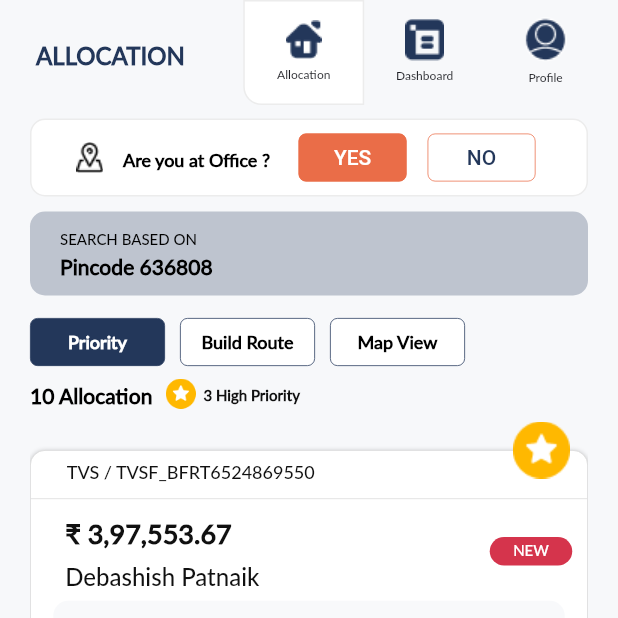
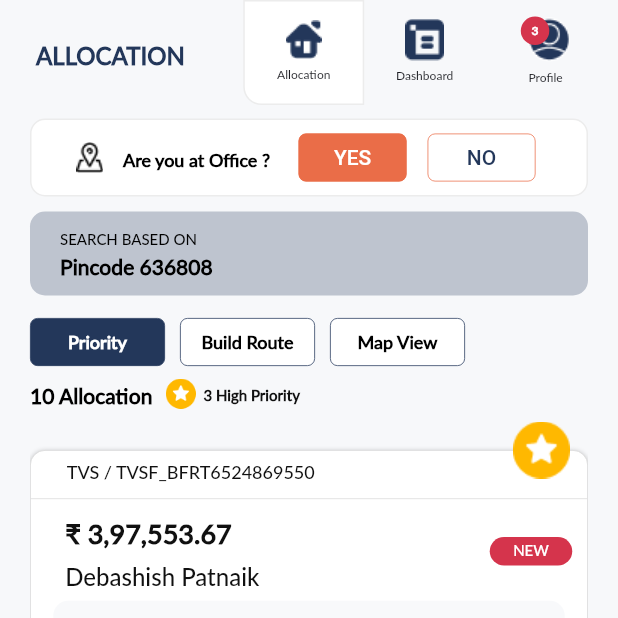
Before and after one commit to krian-kk/flutter-multi-module-app, a Flutter app: the screen it shows after launch, after a tap on "SIGN IN", on a phone screen of 412 x 824 dp, the top half of it. Run offline on Flutter 3.47's test engine with Material 2 defaults, Android fonts, the phone set to English and light mode, and no system bars; our stand-ins replace bloc, equatable, flutter_bloc, fluttertoast, geolocator, google_maps_flutter and 4 more; statements that could not run were skipped.

Commit message:
pull from hema branch

```diff
--- a/lib/screen/allocation/allocation.dart
+++ b/lib/screen/allocation/allocation.dart
@@ -32,6 +32,7 @@ class AllocationScreen extends StatefulWidget {
 class _AllocationScreenState extends State<AllocationScreen> {
   late AllocationBloc bloc;
   late MapBloc mapBloc;
+  bool areyouatOffice = true;
   String version = "";
 
   @override
@@ -120,7 +121,9 @@ class _AllocationScreenState extends State<AllocationScreen> {
               child: Column(
                 crossAxisAlignment: CrossAxisAlignment.start,
                 children: [
-                  Container(
+                  Visibility(
+                    visible: areyouatOffice,
+                    child: Container(
                       padding:
                           EdgeInsets.symmetric(horizontal: 10.0, vertical: 5.0),
                       decoration: BoxDecoration(
@@ -154,6 +157,11 @@ class _AllocationScreenState extends State<AllocationScreen> {
                                 borderColor: ColorResource.colorEA6D48,
                                 buttonBackgroundColor: ColorResource.colorEA6D48,
                                 cardShape: 5,
+                                onTap: (){
+                                  setState(() {
+                                    areyouatOffice = false;
+                                  });
+                                },
                               )),
                           const SizedBox(
                             width: 6.0,
@@ -167,8 +175,14 @@ class _AllocationScreenState extends State<AllocationScreen> {
                                 textColor: ColorResource.color23375A,
                                 buttonBackgroundColor: ColorResource.colorffffff,
                                 cardShape: 5,
+                                onTap: (){
+                                  setState(() {
+                                    areyouatOffice = false;
+                                  });
+                                },
                               )),
                         ],
+                      ),
                     ),
                   ),
                   const SizedBox(
--- a/lib/screen/home_tab_screen/bloc/home_tab_bloc.dart
+++ b/lib/screen/home_tab_screen/bloc/home_tab_bloc.dart
@@ -7,6 +7,8 @@ import 'home_tab_state.dart';
 class HomeTabBloc extends Bloc<HomeTabEvent, HomeTabState> {
   HomeTabBloc() : super(HomeTabInitialState());
 
+  int? notificationCount = 3;
+
   @override
   Stream<HomeTabState> mapEventToState(HomeTabEvent event) async* {}
 }
--- a/lib/screen/home_tab_screen/home_tab_screen.dart
+++ b/lib/screen/home_tab_screen/home_tab_screen.dart
@@ -158,17 +158,46 @@ class _HomeTabScreenState extends State<HomeTabScreen> {
                                     ),
                                   ),
                                   Tab(
-                                    child: Column(
+                                    child: Stack(
+                                      // alignment: Alignment.topLeft,
+                                      children: [
+                                        Column(
                                           mainAxisAlignment:
                                           MainAxisAlignment.center,
                                           children: [
-                                        Image.asset(ImageResource.profile),
+                                            bloc.notificationCount != 0 ?
+                                            Padding(
+                                              padding: const EdgeInsets.only(left: 5),
+                                              child: Image.asset(ImageResource.profile),
+                                            ) : Image.asset(ImageResource.profile),
                                             const SizedBox(
                                               height: 3,
                                             ),
                                             CustomText(
                                               StringResource.profile,
                                               fontSize: FontSize.eight,
+                                            ),
+                                          ],
+                                        ),
+                                         if (bloc.notificationCount != 0)
+                                              Container(
+                                                alignment: Alignment.center,
+                                                child: CustomText(
+                                                  bloc.notificationCount! > 10
+                                                      ? '10+'
+                                                      : bloc.notificationCount.toString(),
+                                                     color: ColorResource.colorFFFFFF,
+                                                      fontSize: 8,
+                                                      lineHeight: 1,
+                                                      fontWeight: FontWeight.w700,
+                                                  textAlign: TextAlign.center,
+                                                ),
+                                                decoration: BoxDecoration(
+                                                  borderRadius: BorderRadius.circular(10),
+                                                  color: ColorResource.colorD5344C,
+                                                ),
+                                                height: 19,
+                                                width: 19,
                                               ),
                                       ],
                                     ),
```
Also changed, not shown: lib/screen/dashboard/bsae_bottomsheet.dart (added, +38 -0 lines), lib/screen/dashboard/dashboard_screen.dart (+27 -0 lines), lib/screen/dashboard/priority_follow_up_bottomsheet.dart (added, +48 -0 lines). Lines whose indentation alone changed are shown as unchanged.
